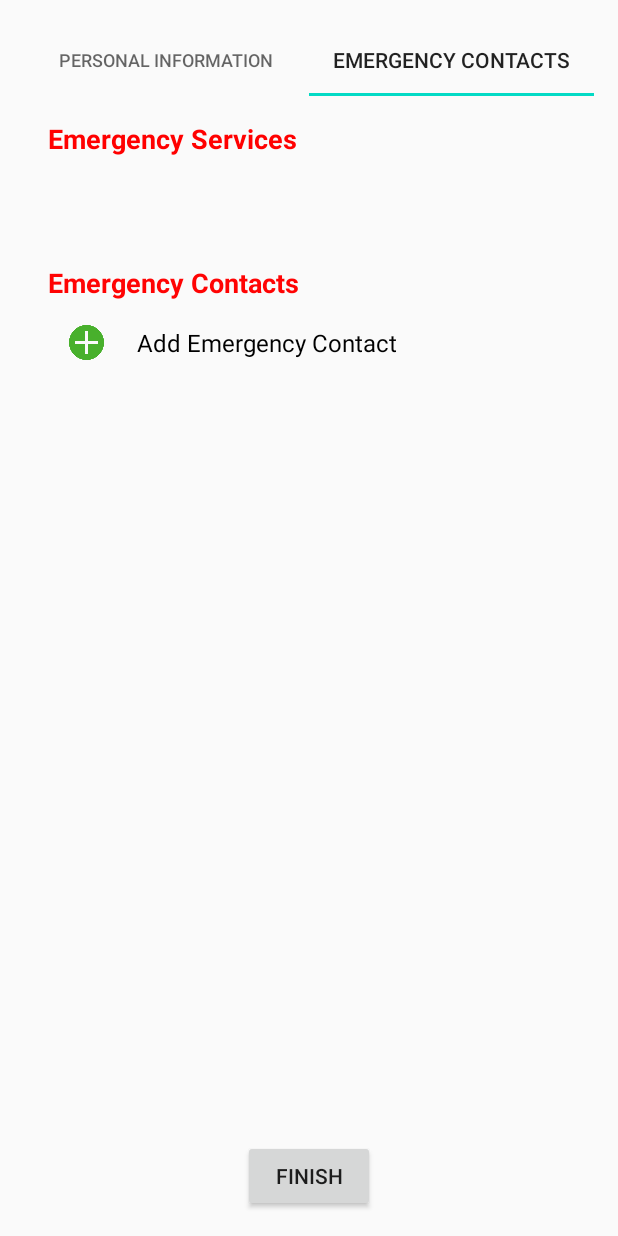
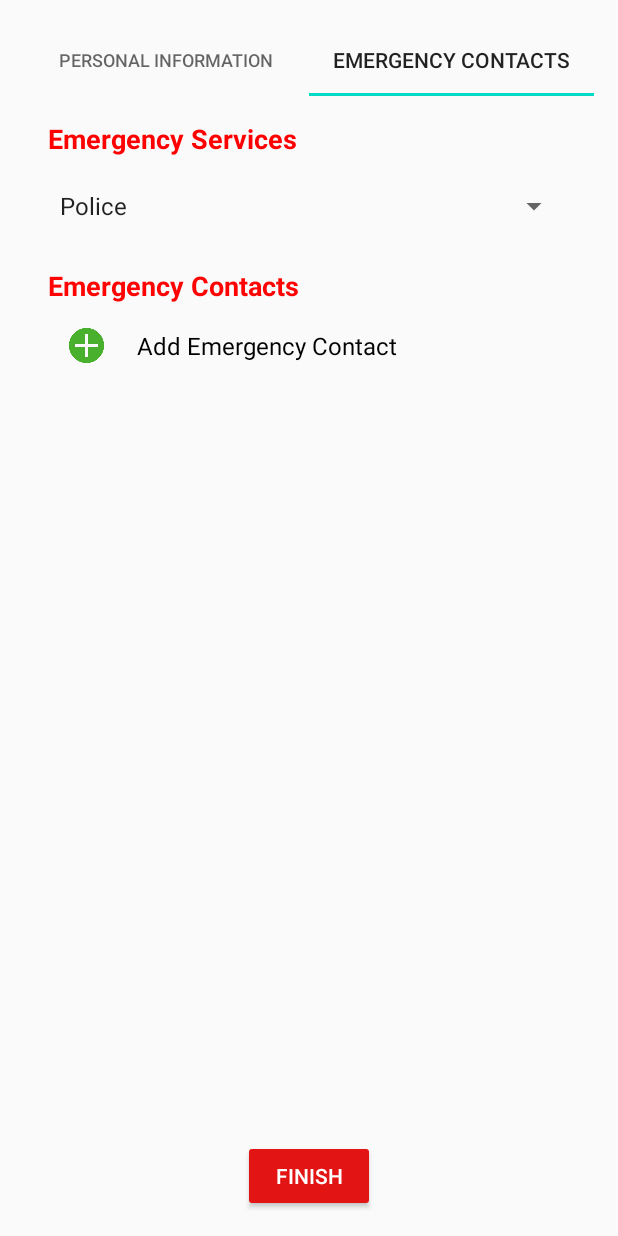
Before and after one commit to arsalenb/RescuePulse, an Android app: the SetupActivity screen opened directly, with no data from a screen before it, tab 2 chosen, on a phone screen of 412 x 824 dp. Run offline under Robolectric (Android 15) with nearby library versions, the phone set to English and light mode, and no system bars.

Commit message:
Fixed the emergency service number selector, and implemented a retrieve contact name picker to add contacts to emergency contact list

```diff
--- a/mobile/src/main/java/it/unipi/RescuePulse/mobile/EmergencyContactsFragment.kt
+++ b/mobile/src/main/java/it/unipi/RescuePulse/mobile/EmergencyContactsFragment.kt
@@ -1,17 +1,36 @@
 package it.unipi.RescuePulse.mobile
 
+import android.net.Uri
 import android.os.Bundle
+import android.provider.ContactsContract
 import android.view.LayoutInflater
 import android.view.View
 import android.view.ViewGroup
+import android.widget.ArrayAdapter
 import android.widget.ImageButton
 import android.widget.LinearLayout
+import android.widget.Spinner
 import android.widget.TextView
+import androidx.activity.result.contract.ActivityResultContracts
 import androidx.fragment.app.Fragment
 
 class EmergencyContactsFragment : Fragment() {
 
     private val selectedContacts = mutableListOf<String>()
+    private lateinit var emergencyContactsList: LinearLayout
+    private lateinit var buttonAddEmergencyContact: ImageButton
+    private lateinit var emergencyServicesSpinner: Spinner
+
+    // ActivityResultLauncher to pick a contact
+    private val pickContactLauncher = registerForActivityResult(ActivityResultContracts.PickContact()) { contactUri ->
+        contactUri ?: return@registerForActivityResult
+        // Handle contact selection (e.g., retrieve contact name and add to selectedContacts)
+        val contactName = retrieveContactName(contactUri)
+        if (!selectedContacts.contains(contactName)) {
+            selectedContacts.add(contactName)
+            addEmergencyContactView(emergencyContactsList, contactName)
+        }
+    }
 
     override fun onCreateView(
         inflater: LayoutInflater, container: ViewGroup?,
@@ -19,8 +38,15 @@ class EmergencyContactsFragment : Fragment() {
     ): View? {
         val view = inflater.inflate(R.layout.fragment_emergency_contacts, container, false)
 
-        val emergencyContactsList: LinearLayout = view.findViewById(R.id.emergency_contacts_list)
-        val buttonAddEmergencyContact: ImageButton = view.findViewById(R.id.button_add_emergency_contact)
+        emergencyContactsList = view.findViewById(R.id.emergency_contacts_list)
+        buttonAddEmergencyContact = view.findViewById(R.id.button_add_emergency_contact)
+        emergencyServicesSpinner = view.findViewById(R.id.emergency_services_spinner)
+
+        // Set up the emergency services spinner
+        val emergencyServices = resources.getStringArray(R.array.emergency_services)
+        val adapter = ArrayAdapter(requireContext(), android.R.layout.simple_spinner_item, emergencyServices)
+        adapter.setDropDownViewResource(android.R.layout.simple_spinner_dropdown_item)
+        emergencyServicesSpinner.adapter = adapter
 
         // Add existing selected contacts (placeholder)
         selectedContacts.forEach { contactName ->
@@ -28,9 +54,7 @@ class EmergencyContactsFragment : Fragment() {
         }
 
         buttonAddEmergencyContact.setOnClickListener {
-            val newContactName = "New Contact ${selectedContacts.size + 1}"
-            selectedContacts.add(newContactName)
-            addEmergencyContactView(emergencyContactsList, newContactName)
+            pickContactLauncher.launch(null)
         }
 
         return view
@@ -50,4 +74,15 @@ class EmergencyContactsFragment : Fragment() {
 
         parentLayout.addView(contactView)
     }
+
+    private fun retrieveContactName(contactUri: Uri): String {
+        val cursor = requireActivity().contentResolver.query(contactUri, null, null, null, null)
+        cursor?.use {
+            if (it.moveToFirst()) {
+                val nameIndex = it.getColumnIndex(ContactsContract.Contacts.DISPLAY_NAME)
+                return it.getString(nameIndex)
+            }
+        }
+        return ""
+    }
 }
--- a/mobile/src/main/res/layout/activity_setup.xml
+++ b/mobile/src/main/res/layout/activity_setup.xml
@@ -23,5 +23,8 @@
         android:layout_width="wrap_content"
         android:layout_height="wrap_content"
         android:text="Finish"
-        android:layout_gravity="center_horizontal" />
+        android:layout_gravity="center_horizontal"
+        android:backgroundTint="#E31414"
+        android:textColor="#FFFFFF"
+        />
 </LinearLayout>
--- a/mobile/src/main/res/layout/fragment_emergency_contacts.xml
+++ b/mobile/src/main/res/layout/fragment_emergency_contacts.xml
@@ -16,13 +16,12 @@
         android:textStyle="bold" />
 
     <!-- Spinner for Emergency Services -->
-
     <!-- Label for Emergency Contacts -->
 
     <Spinner
         android:id="@+id/emergency_services_spinner"
-        android:layout_width="381dp"
-        android:layout_height="47dp"
+        android:layout_width="match_parent"
+        android:layout_height="49dp"
         android:layout_marginBottom="16dp" />
 
     <TextView
--- a/mobile/src/main/res/values/colors.xml
+++ b/mobile/src/main/res/values/colors.xml
@@ -1,8 +1,8 @@
 <?xml version="1.0" encoding="utf-8"?>
 <resources>
     <!-- Primary brand color -->
-    <color name="colorPrimary">#6200EE</color>
-    <color name="colorPrimaryDark">#3700B3</color>
+    <color name="colorPrimary">#FF0000</color>
+    <color name="colorPrimaryDark">#FF0000</color>
     <color name="colorAccent">#03DAC5</color>
 
     <!-- Red color for the app name -->
```
